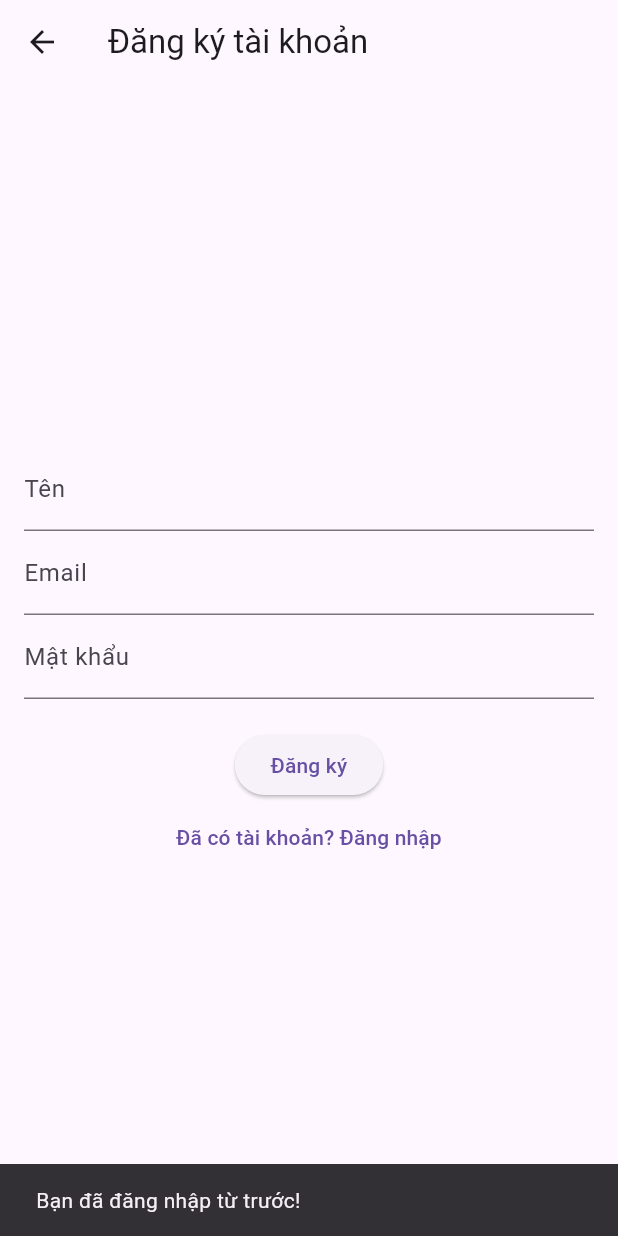
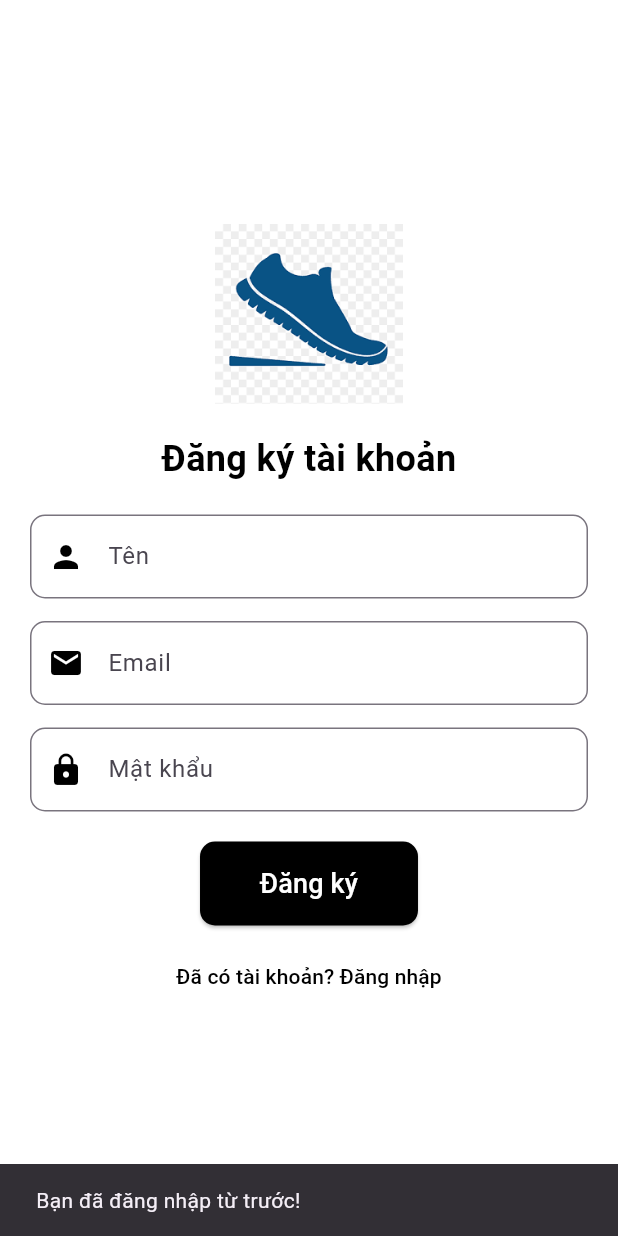
Before and after one commit to TrungNhan123-N/App_selling_shoes, a Flutter app: the RegisterScreen screen opened by its route, on a phone screen of 412 x 824 dp. Run offline on Flutter 3.47's test engine with Material 3 defaults, Android fonts, the phone set to English and light mode, and no system bars; our stand-ins replace cloud_firestore, firebase_auth, firebase_core, firebase_storage, image_picker; accounts and stored records are empty; network calls fail.

Commit message:
update giao dien login register

```diff
--- a/app_selling_shoes/lib/authentications/register_screen.dart
+++ b/app_selling_shoes/lib/authentications/register_screen.dart
@@ -18,19 +18,16 @@ class _RegisterScreenState extends State<RegisterScreen> {
   @override
   void initState() {
     super.initState();
-    _checkCurrentUser(); // Kiểm tra trạng thái đăng nhập khi màn hình khởi động
+    _checkCurrentUser();
   }
 
   void _checkCurrentUser() {
     User? currentUser = _auth.currentUser;
     if (currentUser != null) {
-      // Nếu người dùng đã đăng nhập từ phiên trước, chuyển hướng hoặc xử lý tùy ý
       WidgetsBinding.instance.addPostFrameCallback((_) {
         ScaffoldMessenger.of(context).showSnackBar(
           SnackBar(content: Text("Bạn đã đăng nhập từ trước!")),
         );
-        // Ví dụ: Chuyển sang màn hình chính thay vì màn hình đăng ký
-        // Navigator.pushReplacement(context, MaterialPageRoute(builder: (_) => HomeScreen()));
       });
     }
   }
@@ -42,7 +39,6 @@ class _RegisterScreenState extends State<RegisterScreen> {
         password: passwordController.text.trim(),
       );
 
-      // Lưu thông tin vào Firestore
       await _firestore.collection("users").doc(userCredential.user!.uid).set({
         "name": nameController.text.trim(),
         "email": emailController.text.trim(),
@@ -64,36 +60,80 @@ class _RegisterScreenState extends State<RegisterScreen> {
   @override
   Widget build(BuildContext context) {
     return Scaffold(
-      appBar: AppBar(title: Text("Đăng ký tài khoản")),
-      body: Padding(
-        padding: EdgeInsets.all(16.0),
+      backgroundColor: Colors.white,
+      body: Center(
+        child: SingleChildScrollView(
+          padding: EdgeInsets.all(20),
           child: Column(
             mainAxisAlignment: MainAxisAlignment.center,
             children: [
+              Image.asset(
+                "assets/images/1.png",
+                height: 120,
+              ),
+              SizedBox(height: 20),
+              Text(
+                "Đăng ký tài khoản",
+                style: TextStyle(fontSize: 24, fontWeight: FontWeight.bold, color: Colors.black),
+              ),
+              SizedBox(height: 20),
               TextField(
                 controller: nameController,
-              decoration: InputDecoration(labelText: "Tên"),
+                decoration: InputDecoration(
+                  labelText: "Tên",
+                  prefixIcon: Icon(Icons.person, color: Colors.black),
+                  border: OutlineInputBorder(
+                    borderRadius: BorderRadius.circular(10),
                   ),
+                ),
+              ),
+              SizedBox(height: 15),
               TextField(
                 controller: emailController,
-              decoration: InputDecoration(labelText: "Email"),
+                decoration: InputDecoration(
+                  labelText: "Email",
+                  prefixIcon: Icon(Icons.email, color: Colors.black),
+                  border: OutlineInputBorder(
+                    borderRadius: BorderRadius.circular(10),
+                  ),
+                ),
                 keyboardType: TextInputType.emailAddress,
               ),
+              SizedBox(height: 15),
               TextField(
                 controller: passwordController,
-              decoration: InputDecoration(labelText: "Mật khẩu"),
+                decoration: InputDecoration(
+                  labelText: "Mật khẩu",
+                  prefixIcon: Icon(Icons.lock, color: Colors.black),
+                  border: OutlineInputBorder(
+                    borderRadius: BorderRadius.circular(10),
+                  ),
+                ),
                 obscureText: true,
               ),
               SizedBox(height: 20),
               ElevatedButton(
                 onPressed: register,
-              child: Text("Đăng ký"),
+                style: ElevatedButton.styleFrom(
+                  backgroundColor: Colors.black,
+                  padding: EdgeInsets.symmetric(vertical: 15, horizontal: 40),
+                  shape: RoundedRectangleBorder(
+                    borderRadius: BorderRadius.circular(10),
                   ),
+                ),
+                child: Text(
+                  "Đăng ký",
+                  style: TextStyle(fontSize: 18, color: Colors.white),
+                ),
+              ),
+              SizedBox(height: 10),
               TextButton(
-              onPressed: () => Navigator.pushReplacement(context, MaterialPageRoute(builder: (_) => LoginScreen())),
-              child: Text("Đã có tài khoản? Đăng nhập"),
+                onPressed: () => Navigator.pushReplacement(
+                    context, MaterialPageRoute(builder: (_) => LoginScreen())),
+                child: Text("Đã có tài khoản? Đăng nhập", style: TextStyle(color: Colors.black)),
               ),
             ],
+          ),
         ),
       ),
     );
--- a/app_selling_shoes/pubspec.yaml
+++ b/app_selling_shoes/pubspec.yaml
@@ -66,7 +66,7 @@ flutter:
 
   # To add assets to your application, add an assets section, like this:
   assets:
-#     - assets/
+    - assets/images/1.png
 #     - images/a_dot_burr.jpeg
   #   - images/a_dot_ham.jpeg
 
```
Also changed, not shown: app_selling_shoes/lib/authentications/login_screen.dart (+53 -11 lines), app_selling_shoes/assets/images/1.png (added), app_selling_shoes/pubspec.lock, 1 other file. Lines whose indentation alone changed are shown as unchanged.
